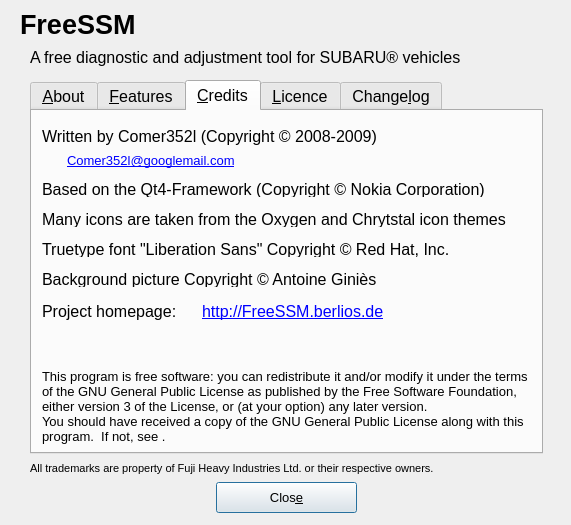
Comer352L/FreeSSM, file ui/About.ui: the form before one commit.
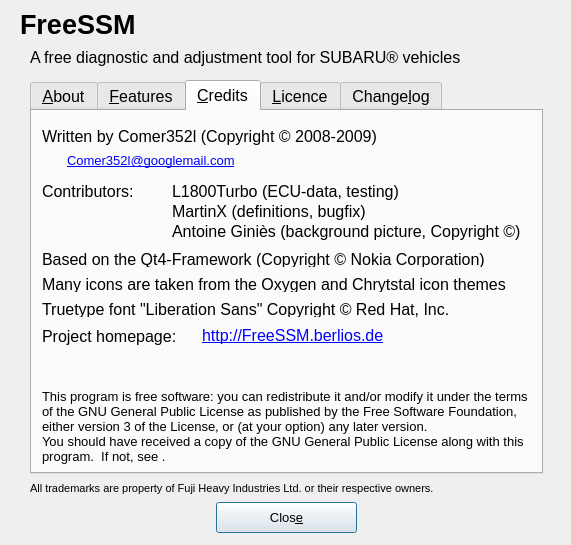
The form after the commit. The open tabs and pages were chosen to show the change.

Commit message: Add L1800Turbo and MartinX as contributors to the "About"-section

Diff of the .ui file:
```diff
--- a/ui/About.ui
+++ b/ui/About.ui
@@ -4,24 +4,24 @@
   <property name="windowModality" >
    <enum>Qt::ApplicationModal</enum>
   </property>
-  <property name="geometry" >
+  <property name="geometry">
    <rect>
     <x>0</x>
     <y>0</y>
     <width>571</width>
-    <height>525</height>
+    <height>545</height>
    </rect>
   </property>
-  <property name="minimumSize" >
+  <property name="minimumSize">
    <size>
     <width>571</width>
-    <height>525</height>
+    <height>545</height>
    </size>
   </property>
-  <property name="maximumSize" >
+  <property name="maximumSize">
    <size>
     <width>571</width>
-    <height>525</height>
+    <height>545</height>
    </size>
   </property>
   <property name="font" >
@@ -52,11 +52,11 @@
     <string>FreeSSM</string>
    </property>
   </widget>
-  <widget class="QPushButton" name="close_pushButton" >
-   <property name="geometry" >
+  <widget class="QPushButton" name="close_pushButton">
+   <property name="geometry">
     <rect>
      <x>216</x>
-     <y>482</y>
+     <y>502</y>
      <width>141</width>
      <height>31</height>
     </rect>
@@ -70,13 +70,13 @@
     <string>Clos&amp;e</string>
    </property>
   </widget>
-  <widget class="QTabWidget" name="main_tabWidget" >
-   <property name="geometry" >
+  <widget class="QTabWidget" name="main_tabWidget">
+   <property name="geometry">
     <rect>
      <x>30</x>
      <y>80</y>
      <width>513</width>
-     <height>374</height>
+     <height>394</height>
     </rect>
    </property>
    <property name="font" >
@@ -595,11 +595,11 @@
       <set>Qt::LinksAccessibleByKeyboard|Qt::LinksAccessibleByMouse</set>
      </property>
     </widget>
-    <widget class="QLabel" name="homepageURL_label" >
-     <property name="geometry" >
+    <widget class="QLabel" name="homepageURL_label">
+     <property name="geometry">
       <rect>
        <x>170</x>
-       <y>191</y>
+       <y>215</y>
        <width>321</width>
        <height>20</height>
       </rect>
@@ -621,11 +621,11 @@
       <set>Qt::LinksAccessibleByKeyboard|Qt::LinksAccessibleByMouse</set>
      </property>
     </widget>
-    <widget class="QLabel" name="gplinfo_label" >
-     <property name="geometry" >
+    <widget class="QLabel" name="gplinfo_label">
+     <property name="geometry">
       <rect>
        <x>10</x>
-       <y>222</y>
+       <y>242</y>
        <width>489</width>
        <height>111</height>
       </rect>
@@ -646,11 +646,11 @@
       <bool>true</bool>
      </property>
     </widget>
-    <widget class="QLabel" name="homepagetitle_label" >
-     <property name="geometry" >
+    <widget class="QLabel" name="homepagetitle_label">
+     <property name="geometry">
       <rect>
        <x>10</x>
-       <y>190</y>
+       <y>215</y>
        <width>150</width>
        <height>20</height>
       </rect>
@@ -665,13 +665,13 @@
       <string>Project homepage:</string>
      </property>
     </widget>
-    <widget class="QLabel" name="label" >
-     <property name="geometry" >
+    <widget class="QLabel" name="contributorMartinX_label">
+     <property name="geometry">
       <rect>
-       <x>10</x>
-       <y>160</y>
-       <width>487</width>
-       <height>16</height>
+       <x>140</x>
+       <y>90</y>
+       <width>351</width>
+       <height>20</height>
       </rect>
      </property>
      <property name="font" >
@@ -680,15 +680,15 @@
        <bold>false</bold>
       </font>
      </property>
-     <property name="text" >
-      <string>Background picture Copyright © Antoine Giniès</string>
+     <property name="text">
+      <string>MartinX (definitions, bugfix)</string>
      </property>
     </widget>
-    <widget class="QLabel" name="label_2" >
-     <property name="geometry" >
+    <widget class="QLabel" name="qt4credits_label">
+     <property name="geometry">
       <rect>
        <x>10</x>
-       <y>70</y>
+       <y>140</y>
        <width>487</width>
        <height>16</height>
       </rect>
@@ -703,11 +703,11 @@
       <string>Based on the Qt4-Framework (Copyright © Nokia Corporation)</string>
      </property>
     </widget>
-    <widget class="QLabel" name="label_3" >
-     <property name="geometry" >
+    <widget class="QLabel" name="iconcredits_label">
+     <property name="geometry">
       <rect>
        <x>10</x>
-       <y>100</y>
+       <y>165</y>
        <width>487</width>
        <height>16</height>
       </rect>
@@ -722,11 +722,11 @@
       <string>Many icons are taken from the Oxygen and Chrytstal icon themes</string>
      </property>
     </widget>
-    <widget class="QLabel" name="label_4" >
-     <property name="geometry" >
+    <widget class="QLabel" name="fontcredits_label">
+     <property name="geometry">
       <rect>
        <x>10</x>
-       <y>130</y>
+       <y>190</y>
        <width>487</width>
        <height>16</height>
       </rect>
@@ -737,8 +737,65 @@
        <bold>false</bold>
       </font>
      </property>
-     <property name="text" >
-      <string>Truetype font "Liberation Sans" Copyright © Red Hat, Inc.</string>
+     <property name="text">
+      <string>Truetype font &quot;Liberation Sans&quot; Copyright © Red Hat, Inc.</string>
+     </property>
+    </widget>
+    <widget class="QLabel" name="contributors_label">
+     <property name="geometry">
+      <rect>
+       <x>10</x>
+       <y>70</y>
+       <width>131</width>
+       <height>20</height>
+      </rect>
+     </property>
+     <property name="font">
+      <font>
+       <weight>50</weight>
+       <bold>false</bold>
+      </font>
+     </property>
+     <property name="text">
+      <string>Contributors:</string>
+     </property>
+    </widget>
+    <widget class="QLabel" name="contributorAntoineGinies_label">
+     <property name="geometry">
+      <rect>
+       <x>140</x>
+       <y>110</y>
+       <width>351</width>
+       <height>20</height>
+      </rect>
+     </property>
+     <property name="font">
+      <font>
+       <weight>50</weight>
+       <bold>false</bold>
+      </font>
+     </property>
+     <property name="text">
+      <string>Antoine Giniès (background picture, Copyright ©)</string>
+     </property>
+    </widget>
+    <widget class="QLabel" name="contributorL1800Turbo_label">
+     <property name="geometry">
+      <rect>
+       <x>140</x>
+       <y>70</y>
+       <width>351</width>
+       <height>20</height>
+      </rect>
+     </property>
+     <property name="font">
+      <font>
+       <weight>50</weight>
+       <bold>false</bold>
+      </font>
+     </property>
+     <property name="text">
+      <string>L1800Turbo (ECU-data, testing)</string>
      </property>
     </widget>
    </widget>
@@ -819,11 +876,11 @@
     <bool>true</bool>
    </property>
   </widget>
-  <widget class="QLabel" name="trademarksInfo_label" >
-   <property name="geometry" >
+  <widget class="QLabel" name="trademarksInfo_label">
+   <property name="geometry">
     <rect>
      <x>30</x>
-     <y>460</y>
+     <y>480</y>
      <width>513</width>
      <height>16</height>
     </rect>
```
Left out of the diff: 339 changed lines with no effect on the pictures.
